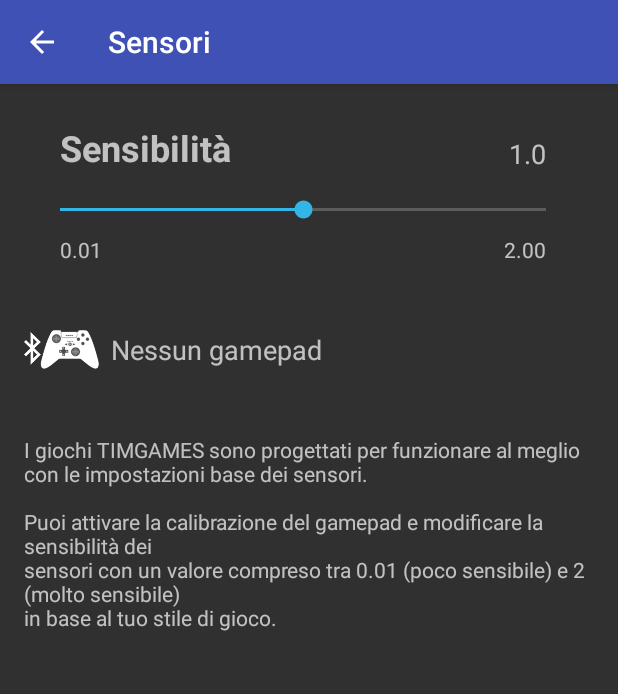
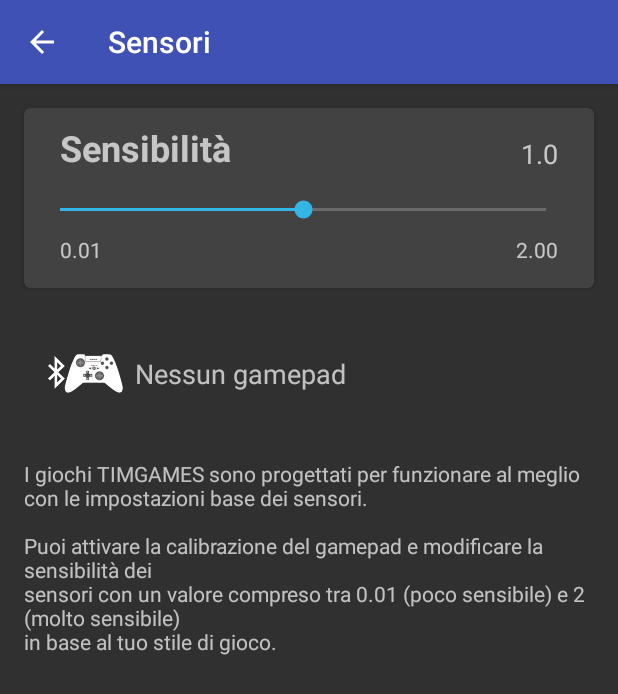
Before and after one commit to aksys-dev/TIM_Utility, an Android app: the FOTAV2Main screen opened directly, with no data from a screen before it, after a tap on "Sensori", on a phone screen of 412 x 824 dp. Shown: the top 694 px of the screen. Run offline under Robolectric (Android 15) with nearby library versions, the phone set to English and light mode, and no system bars; our stand-ins replace EventBus; libraries missing offline, so code that uses them is left out: com.crashlytics.android.

Commit message:
- Setting Eventbus - Some design is changed.

```diff
--- a/app/src/main/java/it/telecomitalia/TIMgamepad2/activity/FOTAV2Main.java
+++ b/app/src/main/java/it/telecomitalia/TIMgamepad2/activity/FOTAV2Main.java
@@ -90,17 +90,17 @@ public class FOTAV2Main extends AppCompatActivity {
 //        return intentFilter;
 //    }
 
-    @Override
-    protected void onStart() {
-        super.onStart();
-        EventBus.getDefault().register(this);
-    }
-
-    @Override
-    protected void onStop() {
-        super.onStop();
-        EventBus.getDefault().unregister(this);
-    }
+//    @Override
+//    protected void onStart() {
+//        super.onStart();
+//        EventBus.getDefault().register(this);
+//    }
+//
+//    @Override
+//    protected void onStop() {
+//        super.onStop();
+//        EventBus.getDefault().unregister(this);
+//    }
 
     /**
      * 事件响应方法
--- a/app/src/main/java/it/telecomitalia/TIMgamepad2/service/UpdateFotaMainService.java
+++ b/app/src/main/java/it/telecomitalia/TIMgamepad2/service/UpdateFotaMainService.java
@@ -175,13 +175,10 @@ public class UpdateFotaMainService extends Service implements GamePadListener {
 //                }
             } else if (action.equals(BluetoothAdapter.STATE_OFF)) {
                 //LogUtil.i("STATE_OFF");
-
             } else if (action.equals(BluetoothAdapter.STATE_ON)) {
                 //LogUtil.i("STATE_ON");
-
             } else if (action.equals(BluetoothAdapter.ACTION_CONNECTION_STATE_CHANGED)) {
                 //蓝牙扫描状态(SCAN_MODE)发生改变
-
             } else if (action.equals(BluetoothDevice.ACTION_BOND_STATE_CHANGED)) {
                 //指明一个远程设备的连接状态的改变。比如，当一个设备已经被匹配。
                 switch (device.getBondState()) {
--- a/app/src/main/res/layout/activity_gamepad.xml
+++ b/app/src/main/res/layout/activity_gamepad.xml
@@ -24,6 +24,7 @@
             android:layout_width="match_parent"
             android:layout_height="match_parent"
             android:dividerHeight="0dp"
+            android:padding="4dp"
             android:visibility="visible" />
     </FrameLayout>
 
--- a/app/src/main/res/layout/activity_setup_imu.xml
+++ b/app/src/main/res/layout/activity_setup_imu.xml
@@ -6,16 +6,22 @@
     android:layout_height="match_parent"
     tools:context=".activity.SetupIMUActivity">
 
-    <android.support.constraint.ConstraintLayout
-        android:id="@+id/constraintLayout"
+    <android.support.v7.widget.CardView
+        android:id="@+id/cardView"
         android:layout_width="match_parent"
         android:layout_height="wrap_content"
         android:layout_marginStart="16dp"
         android:layout_marginTop="16dp"
         android:layout_marginEnd="16dp"
+        app:cardCornerRadius="4dp"
         app:layout_constraintEnd_toEndOf="parent"
         app:layout_constraintStart_toStartOf="parent"
         app:layout_constraintTop_toTopOf="parent">
+
+        <android.support.constraint.ConstraintLayout
+            android:id="@+id/constraintLayout"
+            android:layout_width="match_parent"
+            android:layout_height="wrap_content">
 
             <TextView
                 android:id="@+id/textView8"
@@ -39,7 +45,7 @@
                 android:layout_width="wrap_content"
                 android:layout_height="wrap_content"
                 android:layout_marginTop="10dp"
-            android:layout_marginEnd="32dp"
+                android:layout_marginEnd="24dp"
                 android:layout_weight="1"
                 android:text="1.00"
                 android:textAlignment="viewEnd"
@@ -67,9 +73,12 @@
                 android:id="@+id/textView15"
                 android:layout_width="wrap_content"
                 android:layout_height="wrap_content"
+                android:layout_marginStart="24dp"
                 android:layout_marginTop="8dp"
+                android:layout_marginBottom="16dp"
                 android:text="0.01"
-            app:layout_constraintStart_toStartOf="@+id/textView8"
+                app:layout_constraintBottom_toBottomOf="parent"
+                app:layout_constraintStart_toStartOf="parent"
                 app:layout_constraintTop_toBottomOf="@+id/seekBar" />
 
             <TextView
@@ -77,11 +86,13 @@
                 android:layout_width="wrap_content"
                 android:layout_height="wrap_content"
                 android:layout_marginTop="8dp"
+                android:layout_marginEnd="24dp"
                 android:text="2.00"
-            app:layout_constraintEnd_toEndOf="@+id/textSensitibity"
+                app:layout_constraintEnd_toEndOf="parent"
                 app:layout_constraintTop_toBottomOf="@+id/seekBar" />
 
         </android.support.constraint.ConstraintLayout>
+    </android.support.v7.widget.CardView>
 
     <TextView
         android:id="@+id/IMUDesc"
@@ -101,11 +112,13 @@
         android:id="@+id/calibrationlist"
         android:layout_width="0dp"
         android:layout_height="wrap_content"
+        android:layout_marginStart="16dp"
         android:layout_marginTop="16dp"
+        android:layout_marginEnd="16dp"
         android:dividerHeight="0dp"
         app:layout_constraintEnd_toEndOf="parent"
         app:layout_constraintHorizontal_bias="0.0"
         app:layout_constraintStart_toStartOf="parent"
-        app:layout_constraintTop_toBottomOf="@+id/constraintLayout" />
+        app:layout_constraintTop_toBottomOf="@+id/cardView" />
 
 </android.support.constraint.ConstraintLayout>
```
Also changed, not shown: app/src/main/java/it/telecomitalia/TIMgamepad2/activity/GamepadActivity.java (+13 -0 lines), app/src/main/res/layout/gamepad_info.xml (+19 -14 lines). Lines whose indentation alone changed are shown as unchanged.
